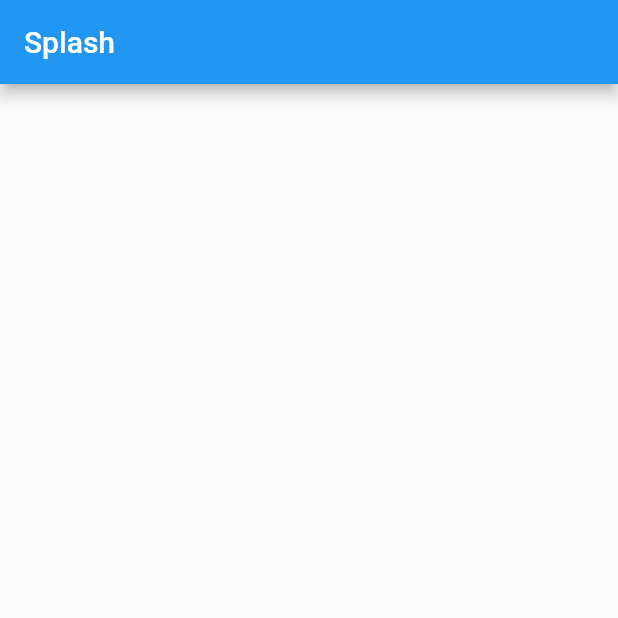
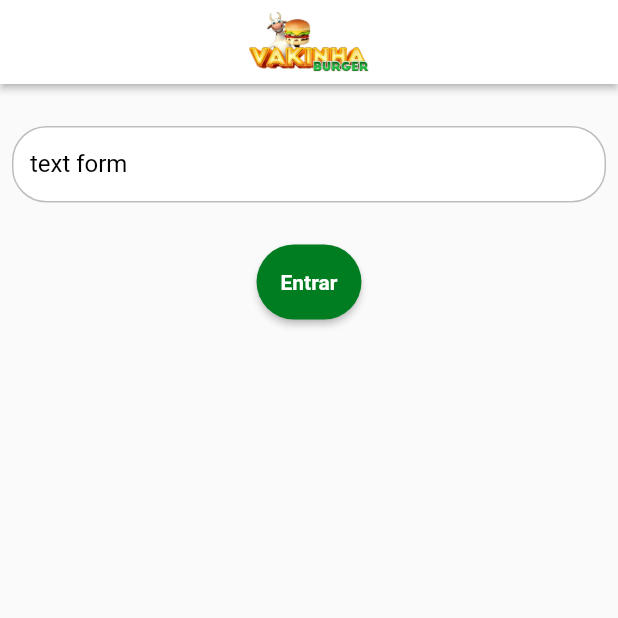
Before and after one commit to FilipeH14/vakinha_burger_mobile, a Flutter app: the screen it shows after launch, on a phone screen of 412 x 824 dp, the top half of it. Run offline on Flutter 3.47's test engine with Material 2 defaults, Android fonts, the light colour scheme and no system bars; our stand-ins replace get; Roboto replaces fonts that are missing (mplus1).

Commit message:
criação dos componentes formField e botão

```diff
--- /dev/null
+++ b/lib/app/core/ui/widgets/vakinha_appbar.dart
@@ -0,0 +1,18 @@
+import 'package:flutter/material.dart';
+
+class VakinhaAppbar extends AppBar {
+  VakinhaAppbar({
+    // super.key,
+    Key? key,
+    double elevation = 2,
+  }) : super(
+          key: key,
+          backgroundColor: Colors.white,
+          elevation: elevation,
+          centerTitle: true,
+          title: Image.asset(
+            'assets/images/logo.png',
+            width: 80,
+          ),
+        );
+}
--- /dev/null
+++ b/lib/app/core/ui/widgets/vakinha_button.dart
@@ -0,0 +1,38 @@
+import 'package:flutter/material.dart';
+import 'package:get/get.dart';
+
+class VakinhaButton extends StatelessWidget {
+  final VoidCallback? onPressed;
+  final String label;
+  final double? width;
+  final double height;
+  final Color? color;
+
+  const VakinhaButton({
+    required this.label,
+    required this.onPressed,
+    this.width,
+    this.height = 50,
+    this.color,
+    super.key,
+  });
+
+  @override
+  Widget build(BuildContext context) {
+    return SizedBox(
+      width: width,
+      height: height,
+      child: ElevatedButton(
+        onPressed: onPressed,
+        style: ElevatedButton.styleFrom(
+          shape: const StadiumBorder(),
+          backgroundColor: color,
+        ),
+        child: Text(
+          label,
+          style: const TextStyle(fontSize: 14, fontWeight: FontWeight.bold),
+        ),
+      ),
+    );
+  }
+}
--- /dev/null
+++ b/lib/app/core/ui/widgets/vakinha_textformfield.dart
@@ -0,0 +1,50 @@
+import 'package:flutter/material.dart';
+import 'package:get/get_utils/get_utils.dart';
+
+class VakinhaTextformfield extends StatelessWidget {
+  final String label;
+  final TextEditingController? controller;
+  final bool obscureText;
+  final FormFieldValidator<String>? validator;
+  final ValueChanged<String>? onChange;
+
+  const VakinhaTextformfield({
+    required this.label,
+    this.controller,
+    this.validator,
+    this.onChange,
+    this.obscureText = false,
+    super.key,
+  });
+
+  @override
+  Widget build(BuildContext context) {
+    return TextFormField(
+      controller: controller,
+      obscureText: obscureText,
+      validator: validator,
+      onChanged: onChange,
+      cursorColor: context.theme.primaryColor,
+      decoration: InputDecoration(
+        isDense: true,
+        labelText: label,
+        labelStyle: const TextStyle(color: Colors.black),
+        errorStyle: const TextStyle(color: Colors.redAccent),
+        border: OutlineInputBorder(
+          borderRadius: BorderRadius.circular(23),
+          borderSide: BorderSide(color: Colors.grey[400]!),
+        ),
+        enabledBorder: OutlineInputBorder(
+          borderRadius: BorderRadius.circular(23),
+          borderSide: BorderSide(color: Colors.grey[400]!),
+        ),
+        focusedBorder: OutlineInputBorder(
+          borderRadius: BorderRadius.circular(23),
+          borderSide: BorderSide(color: Colors.grey[400]!),
+        ),
+        filled: true,
+        fillColor: Colors.white,
+      ),
+    );
+  }
+}
--- a/lib/app/modules/splash/splash_page.dart
+++ b/lib/app/modules/splash/splash_page.dart
@@ -1,4 +1,7 @@
 import 'package:flutter/material.dart';
+import 'package:vakinha_burger_mobile/app/core/ui/widgets/vakinha_appbar.dart';
+import 'package:vakinha_burger_mobile/app/core/ui/widgets/vakinha_button.dart';
+import 'package:vakinha_burger_mobile/app/core/ui/widgets/vakinha_textformfield.dart';
 
 class SplashPage extends StatelessWidget {
   const SplashPage({super.key});
@@ -6,8 +9,21 @@ class SplashPage extends StatelessWidget {
   @override
   Widget build(BuildContext context) {
     return Scaffold(
-      appBar: AppBar(title: const Text('Splash')),
-      body: Container(),
+      appBar: VakinhaAppbar(),
+      body: Column(
+        children: [
+          const SizedBox(height: 20),
+          const Padding(
+            padding: EdgeInsets.all(8),
+            child: VakinhaTextformfield(label: 'text form'),
+          ),
+          const SizedBox(height: 20),
+          VakinhaButton(
+            label: 'Entrar',
+            onPressed: () {},
+          ),
+        ],
+      ),
     );
   }
 }
--- a/pubspec.yaml
+++ b/pubspec.yaml
@@ -64,8 +64,8 @@ flutter:
   uses-material-design: true
 
   # To add assets to your application, add an assets section, like this:
-  # assets:
-  #   - images/a_dot_burr.jpeg
+  assets:
+    - assets/images/
   #   - images/a_dot_ham.jpeg
 
   # An image asset can refer to one or more resolution-specific "variants", see
```
